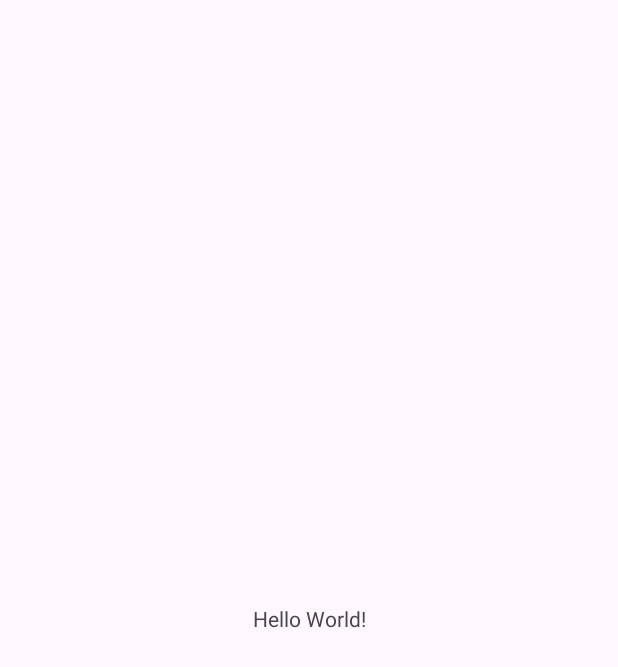
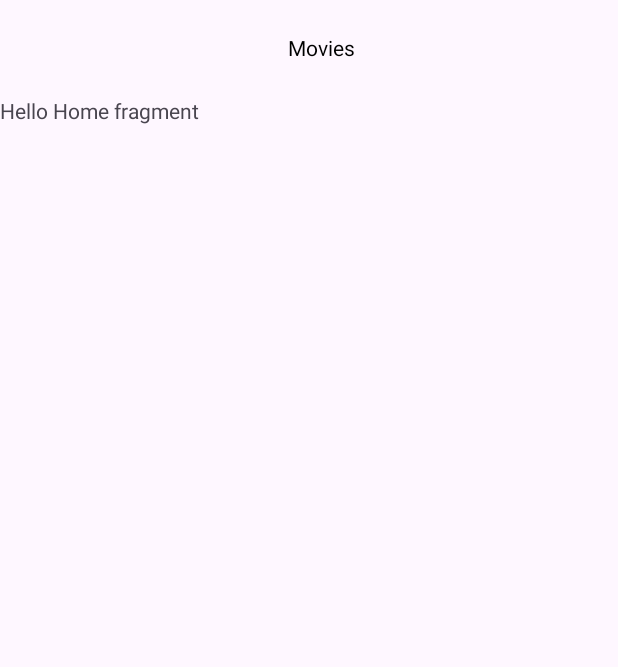
Before and after one commit to blank15/MoviesNew, an Android app: the screen it shows after launch (MainActivity), on a phone screen of 412 x 824 dp. Before the commit the part shown is almost empty. Shown: the top 667 px of the screen. Run offline under Robolectric (Android 15) with nearby library versions, the phone set to English and light mode, and no system bars; our stand-ins replace Dagger/Hilt's generated code.

```diff
--- a/app/build.gradle.kts
+++ b/app/build.gradle.kts
@@ -34,6 +34,7 @@ dependencies {
     implementation(libs.appcompat)
     implementation(libs.material)
     implementation(libs.constraintlayout)
+    implementation(libs.androidx.navigation.fragment)
     testImplementation(libs.junit)
     androidTestImplementation(libs.androidx.test.ext.junit)
     androidTestImplementation(libs.espresso.core)
--- a/app/src/main/AndroidManifest.xml
+++ b/app/src/main/AndroidManifest.xml
@@ -3,6 +3,7 @@
     xmlns:tools="http://schemas.android.com/tools">
 
     <application
+        android:name=".MainApp"
         android:allowBackup="true"
         android:dataExtractionRules="@xml/data_extraction_rules"
         android:fullBackupContent="@xml/backup_rules"
--- /dev/null
+++ b/app/src/main/java/com/blank/movies/MainApp.kt
@@ -0,0 +1,8 @@
+package com.blank.movies
+
+import android.app.Application
+import dagger.hilt.android.HiltAndroidApp
+
+@HiltAndroidApp
+class MainApp : Application() {
+}
--- a/app/src/main/res/layout/activity_main.xml
+++ b/app/src/main/res/layout/activity_main.xml
@@ -6,13 +6,37 @@
     android:layout_height="match_parent"
     tools:context=".MainActivity">
 
-    <TextView
-        android:layout_width="wrap_content"
+    <androidx.appcompat.widget.Toolbar
+        android:layout_width="match_parent"
         android:layout_height="wrap_content"
-        android:text="Hello World!"
+        app:layout_constraintTop_toTopOf="parent"
+        app:layout_constraintEnd_toEndOf="parent"
+        android:id="@+id/toolbar"
+        app:layout_constraintStart_toStartOf="parent">
+
+        <androidx.appcompat.widget.AppCompatTextView
+            android:layout_width="match_parent"
+            android:layout_height="wrap_content"
+            android:gravity="center_horizontal"
+            app:layout_constraintTop_toTopOf="parent"
+            app:layout_constraintStart_toStartOf="parent"
+            app:layout_constraintEnd_toEndOf="parent"
+            app:layout_constraintBottom_toBottomOf="parent"
+            android:text="@string/app_name"
+            android:textColor="@android:color/black" />
+
+    </androidx.appcompat.widget.Toolbar>
+
+
+    <fragment
+        android:layout_width="match_parent"
+        android:layout_height="0dp"
+        android:id="@+id/fragmentMethod"
+        android:name='androidx.navigation.fragment.NavHostFragment'
+        app:defaultNavHost='true'
+        app:navGraph='@navigation/navigation_controller'
+        app:layout_constraintTop_toBottomOf="@+id/toolbar"
         app:layout_constraintBottom_toBottomOf="parent"
-        app:layout_constraintEnd_toEndOf="parent"
         app:layout_constraintStart_toStartOf="parent"
-        app:layout_constraintTop_toTopOf="parent" />
-
+        app:layout_constraintEnd_toEndOf="parent" />
 </androidx.constraintlayout.widget.ConstraintLayout>
--- /dev/null
+++ b/app/src/main/res/navigation/navigation_controller.xml
@@ -0,0 +1,8 @@
+<?xml version="1.0" encoding="utf-8"?>
+<navigation xmlns:android="http://schemas.android.com/apk/res/android"
+    xmlns:app="http://schemas.android.com/apk/res-auto"
+    android:id="@+id/navigation_controller"
+    app:startDestination="@id/home_nav_graph">
+
+    <include app:graph="@navigation/home_navigation" />
+</navigation>
--- a/build-logic/convention/build.gradle.kts
+++ b/build-logic/convention/build.gradle.kts
@@ -39,5 +39,9 @@ gradlePlugin {
             id = "movie.android.hilt"
             implementationClass = "AndroidHiltConventionPlugin"
         }
+        register("androidTest") {
+            id = "movie.android.test"
+            implementationClass = "AndroidTestConventionPlugin"
+        }
     }
 }
--- a/build-logic/convention/src/main/kotlin/AndroidApplicationConventionPlugin.kt
+++ b/build-logic/convention/src/main/kotlin/AndroidApplicationConventionPlugin.kt
@@ -21,6 +21,7 @@ class AndroidApplicationConventionPlugin : Plugin<Project> {
                     versionCode =  libs.findVersion("versionCode").get().toString().toInt()
                     versionName =  libs.findVersion("versionName").get().toString()
                   }
+                buildFeatures.buildConfig = true
             }
 
         }
--- /dev/null
+++ b/data/src/main/java/com/blank/movie/data/network/MovieApi.kt
@@ -0,0 +1,4 @@
+package com.blank.movie.data.network
+
+interface MovieApi {
+}
--- a/feature/home/build.gradle.kts
+++ b/feature/home/build.gradle.kts
@@ -1,5 +1,6 @@
 plugins {
     id("movie.android.feature")
+    alias(libs.plugins.org.jetbrains.kotlin.android)
 }
 android {
     namespace = "com.blank.movie.home"
@@ -10,4 +11,6 @@ dependencies {
     implementation(libs.appcompat)
     implementation(libs.material)
     implementation(libs.constraintlayout)
+    implementation(libs.androidx.navigation.fragment.ktx)
+    implementation(libs.androidx.navigation.ui.ktx)
 }
--- /dev/null
+++ b/feature/home/src/main/java/com/blank/movie/home/ui/HomeFragment.kt
@@ -0,0 +1,60 @@
+package com.blank.movie.home.ui
+
+import android.os.Bundle
+import android.view.LayoutInflater
+import android.view.View
+import android.view.ViewGroup
+import androidx.fragment.app.Fragment
+import com.blank.movie.home.R
+
+// TODO: Rename parameter arguments, choose names that match
+// the fragment initialization parameters, e.g. ARG_ITEM_NUMBER
+private const val ARG_PARAM1 = "param1"
+private const val ARG_PARAM2 = "param2"
+
+/**
+ * A simple [Fragment] subclass.
+ * Use the [HomeFragment.newInstance] factory method to
+ * create an instance of this fragment.
+ */
+class HomeFragment : Fragment() {
+    // TODO: Rename and change types of parameters
+    private var param1: String? = null
+    private var param2: String? = null
+
+    override fun onCreate(savedInstanceState: Bundle?) {
+        super.onCreate(savedInstanceState)
+        arguments?.let {
+            param1 = it.getString(ARG_PARAM1)
+            param2 = it.getString(ARG_PARAM2)
+        }
+    }
+
+    override fun onCreateView(
+        inflater: LayoutInflater, container: ViewGroup?,
+        savedInstanceState: Bundle?
+    ): View? {
+        // Inflate the layout for this fragment
+        return inflater.inflate(R.layout.fragment_home, container, false)
+    }
+
+    companion object {
+        /**
+         * Use this factory method to create a new instance of
+         * this fragment using the provided parameters.
+         *
+         * @param param1 Parameter 1.
+         * @param param2 Parameter 2.
+         * @return A new instance of fragment HomeFragment.
+         */
+        // TODO: Rename and change types and number of parameters
+        @JvmStatic
+        fun newInstance(param1: String, param2: String) =
+            HomeFragment().apply {
+                arguments = Bundle().apply {
+                    putString(ARG_PARAM1, param1)
+                    putString(ARG_PARAM2, param2)
+                }
+            }
+    }
+}
--- /dev/null
+++ b/feature/home/src/main/res/layout/fragment_home.xml
@@ -0,0 +1,14 @@
+<?xml version="1.0" encoding="utf-8"?>
+<FrameLayout xmlns:android="http://schemas.android.com/apk/res/android"
+    xmlns:tools="http://schemas.android.com/tools"
+    android:layout_width="match_parent"
+    android:layout_height="match_parent"
+    tools:context=".ui.HomeFragment">
+
+    <!-- TODO: Update blank fragment layout -->
+    <TextView
+        android:layout_width="match_parent"
+        android:layout_height="match_parent"
+        android:text="@string/hello_blank_fragment" />
+
+</FrameLayout>
--- /dev/null
+++ b/feature/home/src/main/res/navigation/home_navigation.xml
@@ -0,0 +1,13 @@
+<?xml version="1.0" encoding="utf-8"?>
+<navigation xmlns:android="http://schemas.android.com/apk/res/android"
+    xmlns:app="http://schemas.android.com/apk/res-auto"
+    xmlns:tools="http://schemas.android.com/tools"
+    android:id="@+id/home_nav_graph"
+    app:startDestination="@id/homeFragment">
+
+    <fragment
+        android:id="@+id/homeFragment"
+        android:name="com.blank.movie.home.ui.HomeFragment"
+        android:label="fragment_home"
+        tools:layout="@layout/fragment_home" />
+</navigation>
--- /dev/null
+++ b/feature/home/src/main/res/values/strings.xml
@@ -0,0 +1,4 @@
+<resources>
+    <!-- TODO: Remove or change this placeholder text -->
+    <string name="hello_blank_fragment">Hello Home fragment</string>
+</resources>
```
Also changed, not shown: build-logic/convention/src/main/kotlin/AndroidLibraryConventionPlugin.kt (+15 -2 lines), data/src/main/java/com/blank/movie/data/di/NetworkModule.kt (added, +65 -0 lines), gradle/libs.versions.toml (+6 -2 lines), 4 other files.
